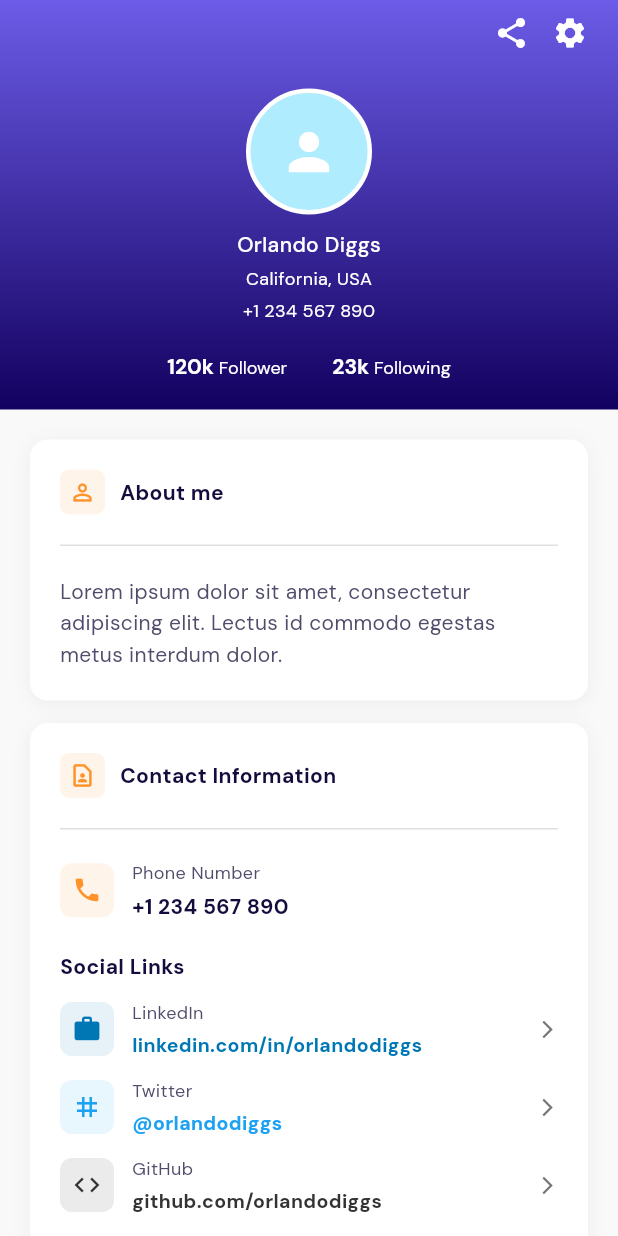
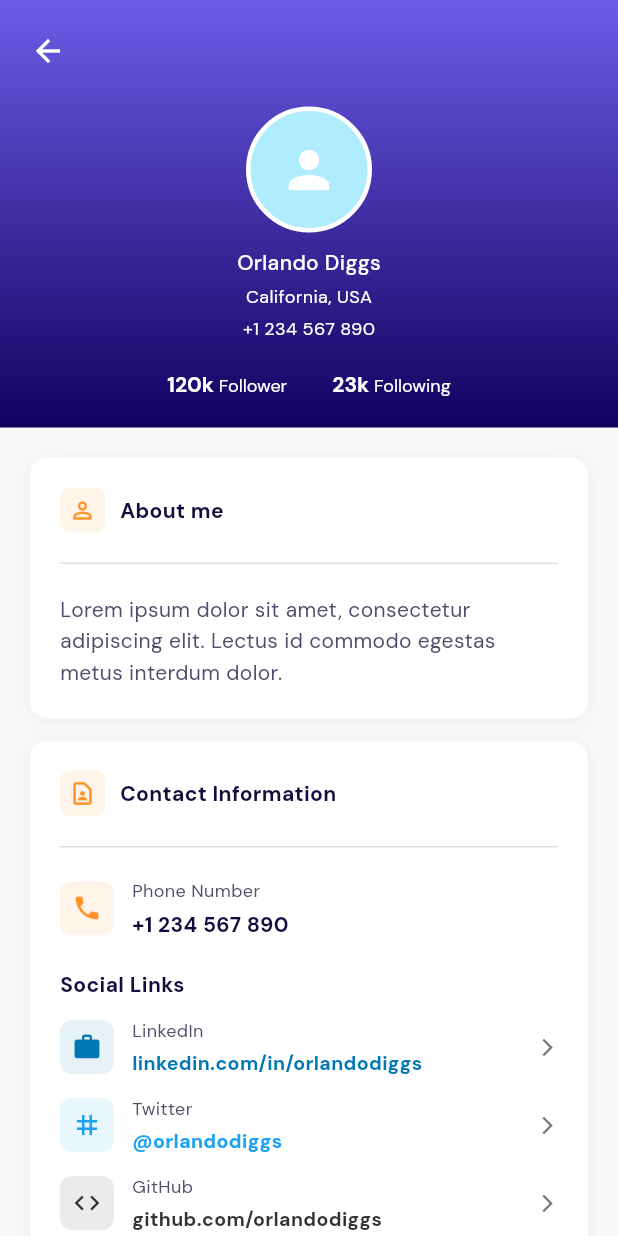
Before and after one commit to CulesBao/find-job-mobile, a Flutter app: the CandidateDetailPage screen opened by its route, on a phone screen of 412 x 824 dp. Run offline on Flutter 3.47's test engine with Material 3 defaults, Android fonts, the phone set to English and light mode, and no system bars; our stand-ins replace device_info_plus, dio, file_picker, font_awesome_flutter, freezed_annotation, get_it and 7 more; accounts and stored records are empty; generated files the repository leaves out were written again.

Commit message:
fix: add back button and adjust layout

```diff
--- a/lib/modules/detail/pages/candidate_detail_page.dart
+++ b/lib/modules/detail/pages/candidate_detail_page.dart
@@ -27,11 +27,8 @@ class _CandidateDetailPageState extends State<CandidateDetailPage> {
               phoneNumber: '+1 234 567 890',
               followerCount: '120k',
               followingCount: '23k',
-              onShareTap: () {
-                // Handle share
-              },
-              onSettingsTap: () {
-                // Handle settings
+              onBackTap: () {
+                // Handle back tap
               },
             ),
             const SizedBox(height: 20),
--- a/lib/modules/detail/widgets/profile_header_widget.dart
+++ b/lib/modules/detail/widgets/profile_header_widget.dart
@@ -7,8 +7,7 @@ class ProfileHeaderWidget extends StatelessWidget {
   final String phoneNumber;
   final String followerCount;
   final String followingCount;
-  final VoidCallback? onShareTap;
-  final VoidCallback? onSettingsTap;
+  final VoidCallback? onBackTap;
 
   const ProfileHeaderWidget({
     super.key,
@@ -17,8 +16,7 @@ class ProfileHeaderWidget extends StatelessWidget {
     required this.phoneNumber,
     required this.followerCount,
     required this.followingCount,
-    this.onShareTap,
-    this.onSettingsTap,
+    required this.onBackTap,
   });
 
   @override
@@ -36,25 +34,17 @@ class ProfileHeaderWidget extends StatelessWidget {
         bottom: false,
         child: Column(
           children: [
+            const SizedBox(height: 12),
             // Top bar with share and settings icons
             Padding(
               padding: const EdgeInsets.symmetric(horizontal: 20, vertical: 10),
               child: Row(
-                mainAxisAlignment: MainAxisAlignment.end,
+                mainAxisAlignment: MainAxisAlignment.start,
                 children: [
                   GestureDetector(
-                    onTap: onShareTap,
+                    onTap: onBackTap,
                     child: const Icon(
-                      Icons.share,
-                      color: Colors.white,
-                      size: 24,
-                    ),
-                  ),
-                  const SizedBox(width: 15),
-                  GestureDetector(
-                    onTap: onSettingsTap,
-                    child: const Icon(
-                      Icons.settings,
+                      Icons.arrow_back,
                       color: Colors.white,
                       size: 24,
                     ),
```
